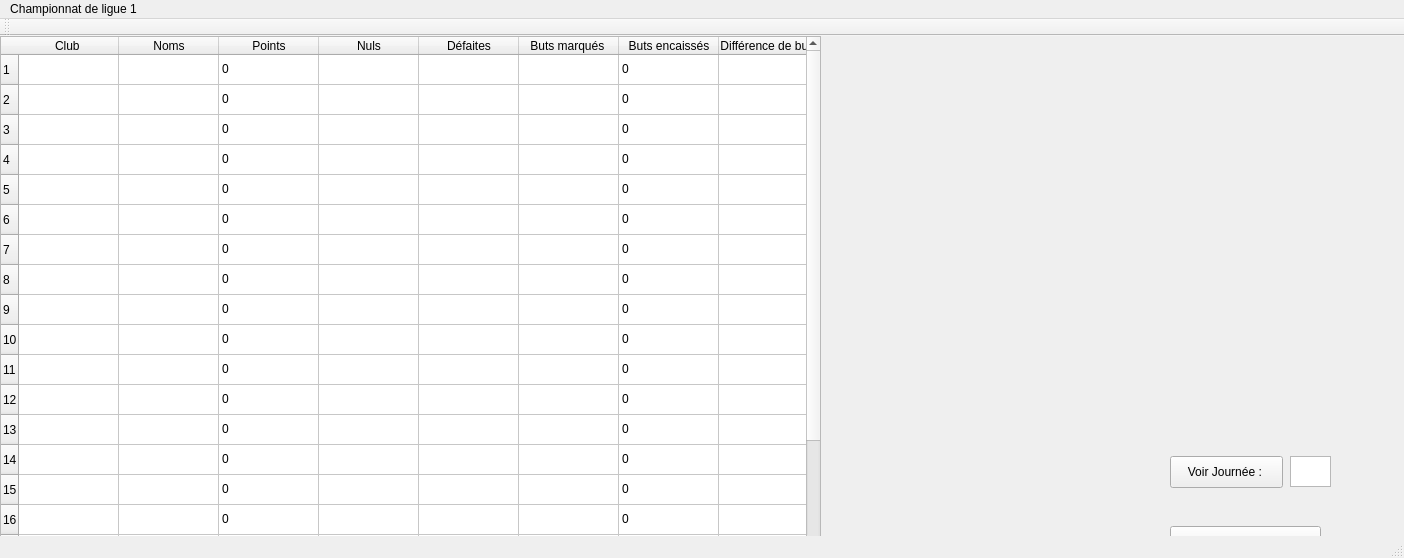
The window that ChampionnatLigue.ui (muckenvi/ProjetInfo) describes before a commit, drawn with Qt 5.
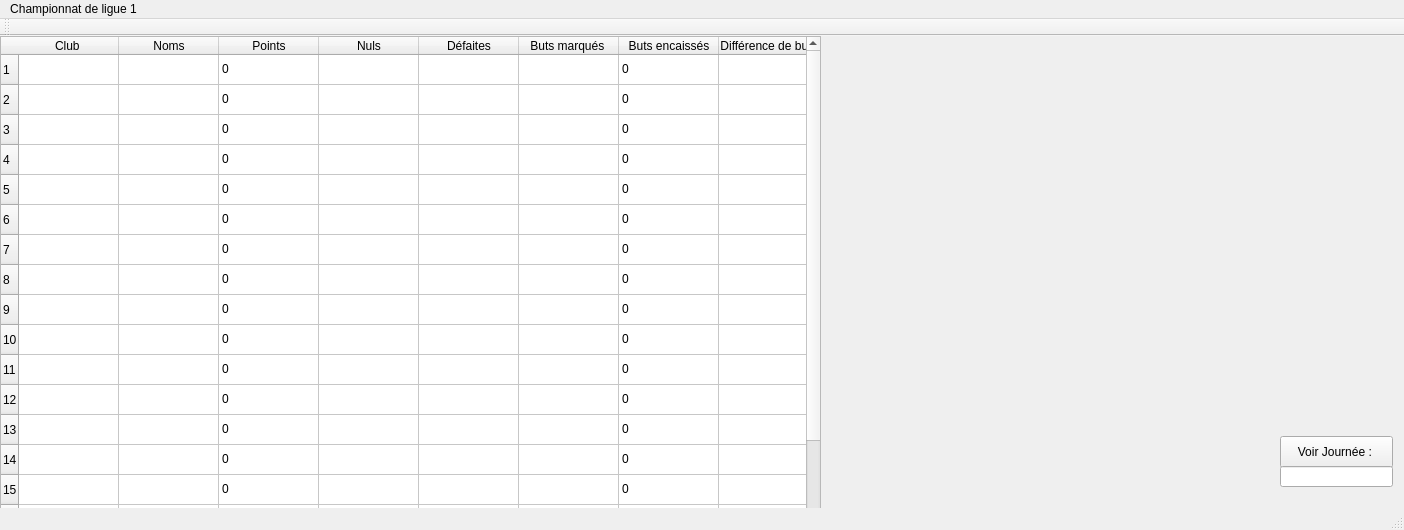
The same window after the commit.

What changed in the file:
```diff
--- a/ChampionnatLigue.ui
+++ b/ChampionnatLigue.ui
@@ -7,7 +7,7 @@
     <x>0</x>
     <y>0</y>
     <width>1404</width>
-    <height>558</height>
+    <height>530</height>
    </rect>
   </property>
   <property name="windowTitle">
@@ -397,21 +397,11 @@
      <string>Lancer Championnat</string>
     </property>
    </widget>
-   <widget class="QTextBrowser" name="textBrowser">
-    <property name="geometry">
-     <rect>
-      <x>1290</x>
-      <y>420</y>
-      <width>41</width>
-      <height>31</height>
-     </rect>
-    </property>
-   </widget>
    <widget class="QPushButton" name="pushButton_2">
     <property name="geometry">
      <rect>
-      <x>1170</x>
-      <y>420</y>
+      <x>1280</x>
+      <y>400</y>
       <width>113</width>
       <height>32</height>
      </rect>
@@ -420,6 +410,16 @@
      <string>Voir Journée : </string>
     </property>
    </widget>
+   <widget class="QLineEdit" name="line_edit">
+    <property name="geometry">
+     <rect>
+      <x>1280</x>
+      <y>430</y>
+      <width>113</width>
+      <height>21</height>
+     </rect>
+    </property>
+   </widget>
   </widget>
   <widget class="QMenuBar" name="menubar">
    <property name="geometry">
```
